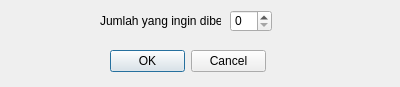
This is forms/buydialog.ui in ZakyHermawan/QtPos as Qt 5 draws it before an edit. The edited form follows.
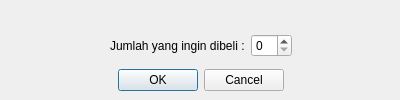
This is the edited form.

Commit message: client error message

The edit to the form file:
```diff
--- a/forms/buydialog.ui
+++ b/forms/buydialog.ui
@@ -7,47 +7,149 @@
     <x>0</x>
     <y>0</y>
     <width>400</width>
-    <height>87</height>
+    <height>100</height>
    </rect>
   </property>
   <property name="windowTitle">
    <string>Dialog</string>
   </property>
-  <widget class="QDialogButtonBox" name="buttonBox">
+  <widget class="QWidget" name="horizontalLayoutWidget">
    <property name="geometry">
     <rect>
-     <x>110</x>
-     <y>50</y>
-     <width>156</width>
-     <height>23</height>
+     <x>0</x>
+     <y>60</y>
+     <width>401</width>
+     <height>41</height>
     </rect>
    </property>
-   <property name="standardButtons">
-    <set>QDialogButtonBox::Cancel|QDialogButtonBox::Ok</set>
-   </property>
+   <layout class="QHBoxLayout" name="horizontalLayout">
+    <item>
+     <spacer name="horizontalSpacer">
+      <property name="orientation">
+       <enum>Qt::Horizontal</enum>
+      </property>
+      <property name="sizeHint" stdset="0">
+       <size>
+        <width>40</width>
+        <height>20</height>
+       </size>
+      </property>
+     </spacer>
+    </item>
+    <item>
+     <widget class="QDialogButtonBox" name="buttonBox">
+      <property name="standardButtons">
+       <set>QDialogButtonBox::Cancel|QDialogButtonBox::Ok</set>
+      </property>
+     </widget>
+    </item>
+    <item>
+     <spacer name="horizontalSpacer_2">
+      <property name="orientation">
+       <enum>Qt::Horizontal</enum>
+      </property>
+      <property name="sizeHint" stdset="0">
+       <size>
+        <width>40</width>
+        <height>20</height>
+       </size>
+      </property>
+     </spacer>
+    </item>
+   </layout>
   </widget>
-  <widget class="QSpinBox" name="spinBox">
+  <widget class="QWidget" name="horizontalLayoutWidget_2">
    <property name="geometry">
     <rect>
-     <x>230</x>
-     <y>10</y>
-     <width>42</width>
-     <height>22</height>
+     <x>0</x>
+     <y>30</y>
+     <width>401</width>
+     <height>31</height>
     </rect>
    </property>
+   <layout class="QHBoxLayout" name="horizontalLayout_2">
+    <item>
+     <spacer name="horizontalSpacer_3">
+      <property name="orientation">
+       <enum>Qt::Horizontal</enum>
+      </property>
+      <property name="sizeHint" stdset="0">
+       <size>
+        <width>40</width>
+        <height>20</height>
+       </size>
+      </property>
+     </spacer>
+    </item>
+    <item>
+     <widget class="QLabel" name="label">
+      <property name="text">
+       <string>Jumlah yang ingin dibeli :</string>
+      </property>
+     </widget>
+    </item>
+    <item>
+     <widget class="QSpinBox" name="spinBox"/>
+    </item>
+    <item>
+     <spacer name="horizontalSpacer_4">
+      <property name="orientation">
+       <enum>Qt::Horizontal</enum>
+      </property>
+      <property name="sizeHint" stdset="0">
+       <size>
+        <width>40</width>
+        <height>20</height>
+       </size>
+      </property>
+     </spacer>
+    </item>
+   </layout>
   </widget>
-  <widget class="QLabel" name="label">
+  <widget class="QWidget" name="horizontalLayoutWidget_3">
    <property name="geometry">
     <rect>
-     <x>100</x>
-     <y>10</y>
-     <width>121</width>
-     <height>21</height>
+     <x>0</x>
+     <y>0</y>
+     <width>401</width>
+     <height>31</height>
     </rect>
    </property>
-   <property name="text">
-    <string>Jumlah yang ingin dibeli</string>
-   </property>
+   <layout class="QHBoxLayout" name="horizontalLayout_3">
+    <item>
+     <spacer name="horizontalSpacer_5">
+      <property name="orientation">
+       <enum>Qt::Horizontal</enum>
+      </property>
+      <property name="sizeHint" stdset="0">
+       <size>
+        <width>40</width>
+        <height>20</height>
+       </size>
+      </property>
+     </spacer>
+    </item>
+    <item>
+     <widget class="QLabel" name="errorMessage">
+      <property name="text">
+       <string/>
+      </property>
+     </widget>
+    </item>
+    <item>
+     <spacer name="horizontalSpacer_6">
+      <property name="orientation">
+       <enum>Qt::Horizontal</enum>
+      </property>
+      <property name="sizeHint" stdset="0">
+       <size>
+        <width>40</width>
+        <height>20</height>
+       </size>
+      </property>
+     </spacer>
+    </item>
+   </layout>
   </widget>
  </widget>
  <resources/>
```
The commit also changes 3 other files.
